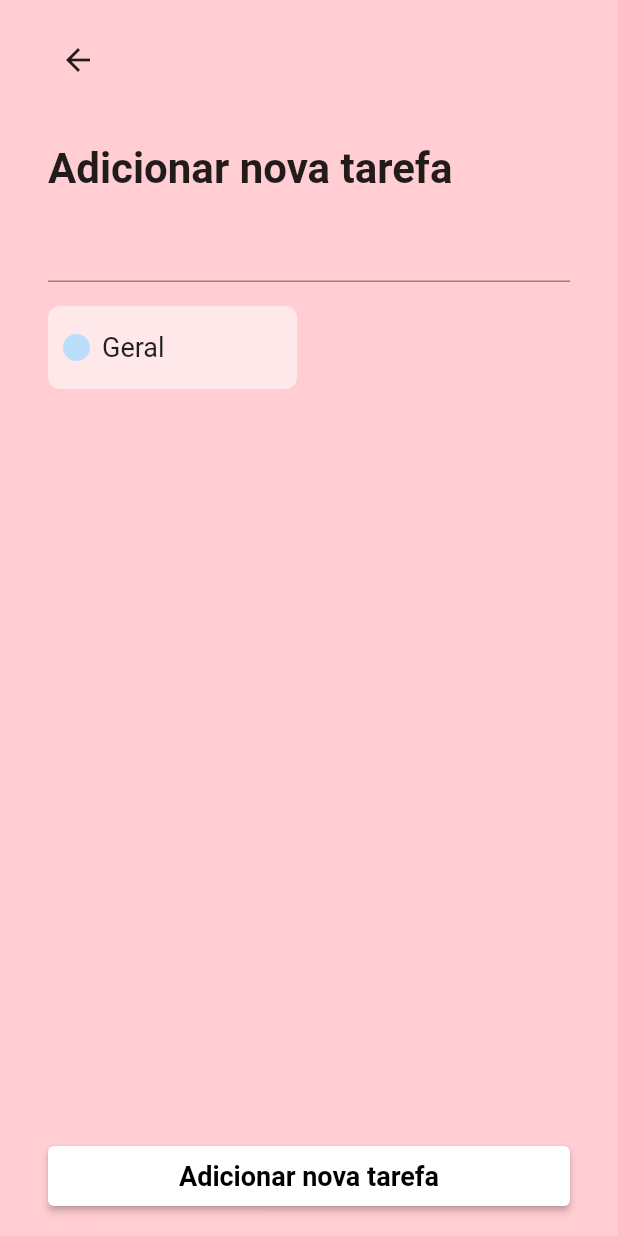
After one commit to JacksonMonteiro/flutter_todo_app, a Flutter app: the AddTaskView screen opened by its route, on a phone screen of 412 x 824 dp. The commit adds this screen. Run offline on Flutter 3.47's test engine with Material 2 defaults, Android fonts, the phone set to English and light mode, and no system bars; our stand-ins replace bloc; missing offline and left inert: flutter_iconpicker.

Commit message:
add task view

```diff
--- a/lib/app/services/category_service.dart
+++ b/lib/app/services/category_service.dart
@@ -4,13 +4,14 @@ import 'package:todo/app/services/interfaces/service_interface.dart';
 
 class CategoryService extends IService {
   List<Category> categories = [
+    Category(icon: Icons.home, name: 'Geral', tasks: [], color: Colors.blue[100]),
     Category(icon: Icons.add, name: 'Adicionar', tasks: [], color: Colors.red[100]),
   ];
 
   @override
   List<Category> add(data) {
     categories.insert(0, data as Category);
-    return categories;
+    return get();
   }
 
   @override
--- a/lib/app/utils/routes.dart
+++ b/lib/app/utils/routes.dart
@@ -1,5 +1,6 @@
 // ignore_for_file: constant_identifier_names, non_constant_identifier_names
 import 'package:flutter/material.dart';
+import 'package:todo/app/views/add_task_view.dart';
 import 'package:todo/app/views/category_view.dart';
 import 'package:todo/app/views/home_view.dart';
 
@@ -10,6 +11,7 @@ class Routes {
   // Name of Routes
   final String HOME = '/';
   final String CATEGORY = '/category';
+  final String ADD_TASK = '/addTask';
 
   // Initial Route
   String get initialRoute => HOME;
@@ -18,5 +20,6 @@ class Routes {
   Map<String, Widget Function(BuildContext)> get routes => {
     HOME: (context) => const HomeView(),
     CATEGORY: (context)  => const CategoryView(),
+    ADD_TASK: (context) => const AddTaskView(),
   };
 }
--- /dev/null
+++ b/lib/app/views/add_task_view.dart
@@ -0,0 +1,122 @@
+import 'package:flutter/material.dart';
+import 'package:todo/app/blocs/category/category_bloc.dart';
+import 'package:todo/app/blocs/category/category_events.dart';
+import 'package:todo/app/blocs/category/category_state.dart';
+import 'package:todo/app/components/text_field_component.dart';
+
+class AddTaskView extends StatefulWidget {
+  const AddTaskView({super.key});
+
+  @override
+  State<AddTaskView> createState() => _AddTaskViewState();
+}
+
+class _AddTaskViewState extends State<AddTaskView> {
+  // Bloc
+  late CategoryBloc categoriesBloc;
+
+  // Input controller
+  final _taskController = TextEditingController();
+
+  @override
+  void initState() {
+    super.initState();
+    categoriesBloc = CategoryBloc();
+    categoriesBloc.add(LoadCategoriesEvent());
+  }
+
+  @override
+  void dispose() {
+    super.dispose();
+    categoriesBloc.close();
+  }
+
+  @override
+  Widget build(BuildContext context) {
+    return Scaffold(
+      body: SafeArea(
+        child: Container(
+          padding: const EdgeInsets.symmetric(vertical: 16, horizontal: 32),
+          width: double.infinity,
+          height: double.infinity,
+          color: Colors.red[100],
+          child: Column(
+            mainAxisAlignment: MainAxisAlignment.spaceBetween,
+            children: [
+              StreamBuilder<CategoryState>(
+                stream: categoriesBloc.stream,
+                builder: (context, snapshot) {
+                  return Column(
+                    crossAxisAlignment: CrossAxisAlignment.start,
+                    children: [
+                      Row(
+                        mainAxisAlignment: MainAxisAlignment.spaceBetween,
+                        children: [
+                          IconButton(
+                              alignment: Alignment.centerLeft,
+                              onPressed: () {
+                                Navigator.of(context).pop();
+                              },
+                              icon: const Icon(Icons.arrow_back)),
+                        ],
+                      ),
+                      const SizedBox(
+                        height: 32,
+                      ),
+                      const Text(
+                        'Adicionar nova tarefa',
+                        style: TextStyle(fontSize: 28, fontWeight: FontWeight.bold),
+                      ),
+                      TextFieldComponent(label: '', controller: _taskController),
+                      const SizedBox(height: 16,),
+                      GridView.count(
+                            crossAxisCount: 2,
+                            crossAxisSpacing: 16,
+                            mainAxisSpacing: 16,
+                            childAspectRatio: 3,
+                            scrollDirection: Axis.vertical,
+                            shrinkWrap: true,
+                            children: snapshot.data?.categories
+                                    .map((category) => GestureDetector(
+                                          child: (category.name == 'Adicionar') ? Container() : Container(
+                                            padding: const EdgeInsets.symmetric(horizontal: 10),
+                                              decoration: BoxDecoration(
+                                                color: Colors.white54,
+                                                borderRadius: BorderRadius.circular(8),
+                                              ),
+                                              child: Row(
+                                                children: [
+                                                  Container(width: 18, height: 18, decoration: BoxDecoration(color: category.color, borderRadius: BorderRadius.circular(9 )),),
+                                                  const SizedBox(width: 8,),
+                                                  Text(
+                                                    category.name,
+                                                    style: const TextStyle(
+                                                        fontSize: 18),
+                                                  ),
+                                                ],
+                                              )),
+                                        ))
+                                    .toList() ??
+                                [])
+                    ],
+                  );
+                }
+              ),
+              ElevatedButton(
+                onPressed: () {},
+                style: ElevatedButton.styleFrom(
+                  backgroundColor: Colors.white,
+                  minimumSize: const  Size(double.infinity, 40)
+                ),
+                child: const Text(
+                  'Adicionar nova tarefa',
+                  style: TextStyle(color: Colors.black, fontWeight: FontWeight.bold, fontSize: 18),
+                ),
+              )
+            ],
+          ),
+        ),
+      ),
+    );
+  }
+}
--- a/lib/app/views/category_view.dart
+++ b/lib/app/views/category_view.dart
@@ -2,6 +2,7 @@ import 'package:flutter/material.dart';
 import 'package:flutter/src/widgets/container.dart';
 import 'package:flutter/src/widgets/framework.dart';
 import 'package:todo/app/models/category_model.dart';
+import 'package:todo/app/utils/routes.dart';
 
 class CategoryView extends StatefulWidget {
   const CategoryView({super.key});
@@ -36,7 +37,7 @@ class _CategoryViewState extends State<CategoryView> {
                       icon: const Icon(Icons.arrow_back)),
                   IconButton(
                       onPressed: () {
-                        Navigator.of(context).pop();
+                        Navigator.of(context).pushNamed(Routes.instance.ADD_TASK);
                       },
                       icon: const Icon(Icons.add)),
                 ],
```
